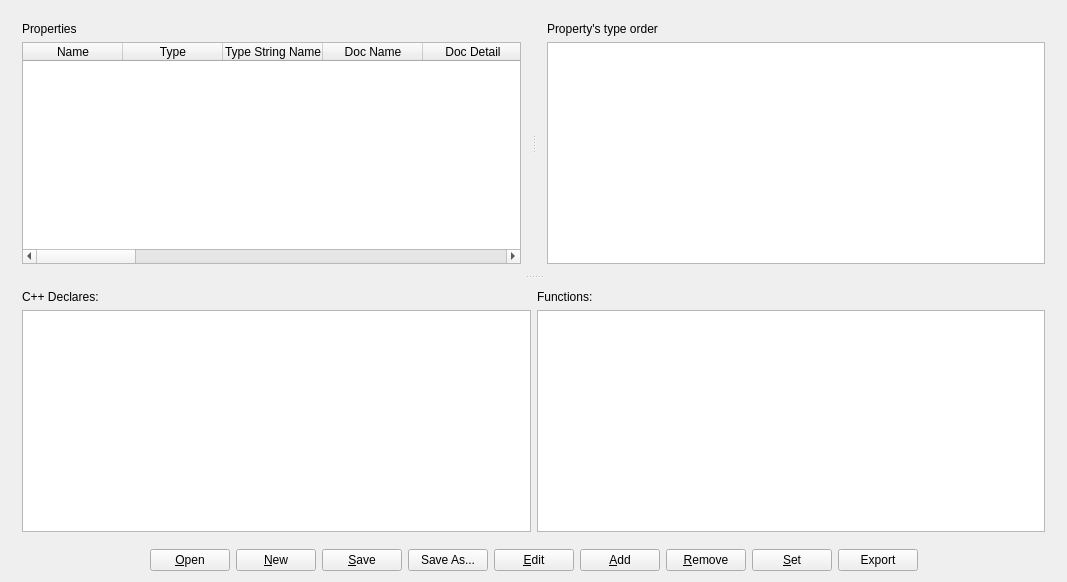
Above: widget.ui from panuins/QtPropertyCodeGenerator before the change. Below: the same form after it.
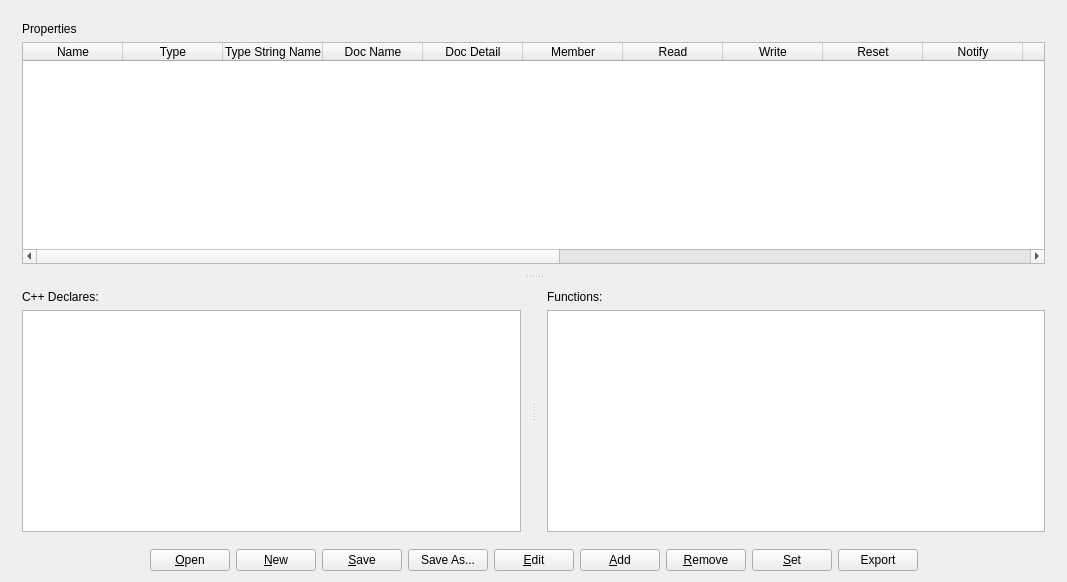
That is the form after the change.

```diff
--- a/widget.ui
+++ b/widget.ui
@@ -13,16 +13,12 @@
   <property name="windowTitle">
    <string>Widget</string>
   </property>
-  <layout class="QVBoxLayout" name="verticalLayout_3">
+  <layout class="QVBoxLayout" name="verticalLayout_4">
    <item>
-    <widget class="QSplitter" name="splitter_2">
+    <widget class="QSplitter" name="splitterPrimary">
      <property name="orientation">
       <enum>Qt::Vertical</enum>
      </property>
-     <widget class="QSplitter" name="splitter">
-      <property name="orientation">
-       <enum>Qt::Horizontal</enum>
-      </property>
       <widget class="QWidget" name="layoutWidget">
        <layout class="QVBoxLayout" name="verticalLayout">
         <item>
@@ -148,10 +144,14 @@
         </item>
        </layout>
       </widget>
-      <widget class="QWidget" name="layoutWidget">
+     <widget class="QSplitter" name="splitterGeneratedCode">
+      <property name="orientation">
+       <enum>Qt::Horizontal</enum>
+      </property>
+      <widget class="QWidget" name="">
        <layout class="QVBoxLayout" name="verticalLayout_2">
         <item>
-         <widget class="QLabel" name="labelOrder">
+         <widget class="QLabel" name="labelCppDeclares">
           <property name="sizePolicy">
            <sizepolicy hsizetype="Fixed" vsizetype="Fixed">
             <horstretch>0</horstretch>
@@ -159,33 +159,22 @@
            </sizepolicy>
           </property>
           <property name="text">
-           <string>Property's type order</string>
+           <string>C++ Declares:</string>
           </property>
          </widget>
         </item>
         <item>
-         <widget class="QListWidget" name="listWidgetOrder"/>
-        </item>
-       </layout>
-      </widget>
-     </widget>
-     <widget class="QWidget" name="layoutWidget">
-      <layout class="QGridLayout" name="gridLayout">
-       <item row="1" column="1">
-        <widget class="QTextBrowser" name="textBrowserFunctions">
-         <property name="readOnly">
-          <bool>false</bool>
-         </property>
-        </widget>
-       </item>
-       <item row="1" column="0">
         <widget class="QTextBrowser" name="textBrowserCppDeclares">
          <property name="readOnly">
           <bool>false</bool>
          </property>
         </widget>
        </item>
-       <item row="0" column="1">
+       </layout>
+      </widget>
+      <widget class="QWidget" name="">
+       <layout class="QVBoxLayout" name="verticalLayout_3">
+        <item>
         <widget class="QLabel" name="labelFunctions">
          <property name="sizePolicy">
           <sizepolicy hsizetype="Fixed" vsizetype="Fixed">
@@ -198,20 +187,15 @@
          </property>
         </widget>
        </item>
-       <item row="0" column="0">
-        <widget class="QLabel" name="labelCppDeclares">
-         <property name="sizePolicy">
-          <sizepolicy hsizetype="Fixed" vsizetype="Fixed">
-           <horstretch>0</horstretch>
-           <verstretch>0</verstretch>
-          </sizepolicy>
-         </property>
-         <property name="text">
-          <string>C++ Declares:</string>
+        <item>
+         <widget class="QTextBrowser" name="textBrowserFunctions">
+          <property name="readOnly">
+           <bool>false</bool>
          </property>
         </widget>
        </item>
       </layout>
+      </widget>
      </widget>
     </widget>
    </item>
```
Left out of the diff: 1 changed line with no effect on the pictures. Lines whose indentation alone changed are shown as unchanged.
